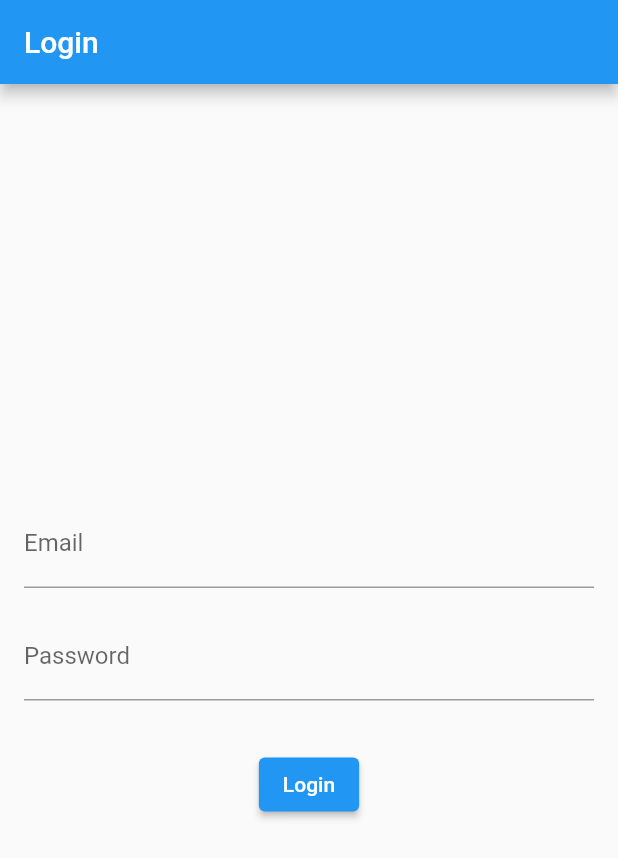
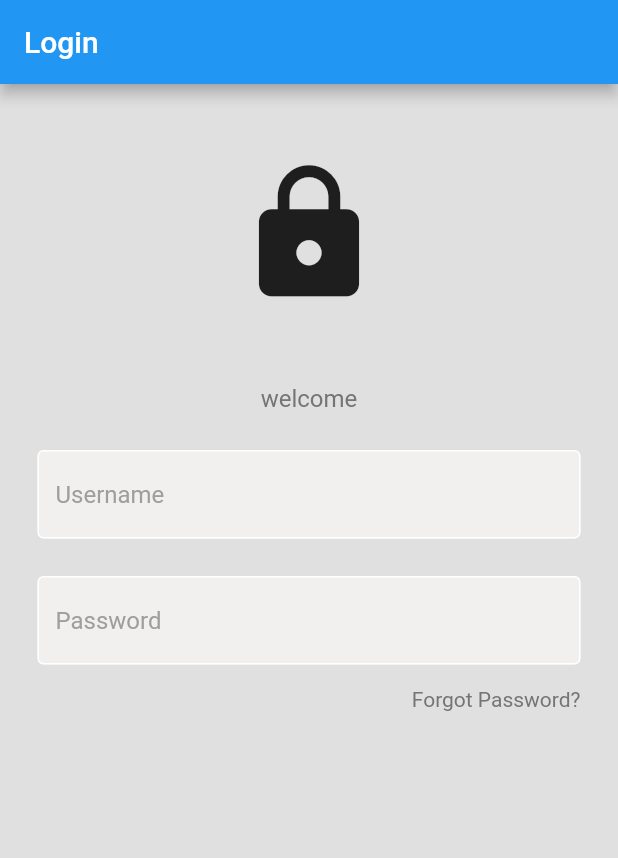
Before and after one commit to NicoLe-01/diamond_prediction_flutter, a Flutter app: the screen it shows after launch, after a tap on the "logout" icon, on a phone screen of 412 x 824 dp. Shown: the top 858 px of the screen. Run offline on Flutter 3.47's test engine with Material 2 defaults, Android fonts, the phone set to English and light mode, and no system bars; missing offline and left inert: tflite_flutter.

Commit message:
add: component to text fields and build a login page

```diff
--- /dev/null
+++ b/lib/components/text_field.dart
@@ -0,0 +1,34 @@
+import 'package:flutter/material.dart';
+
+class MyTextField extends StatelessWidget {
+  final controller;
+  final String hintText;
+  final bool obscureText;
+
+  const MyTextField({
+    Key? key,
+    required this.controller,
+    required this.hintText,
+    required this.obscureText,
+  }) : super(key: key);
+
+  @override
+  Widget build(BuildContext context) {
+    return Padding(
+      padding: EdgeInsets.symmetric(horizontal: 25.0),
+      child: TextField(
+        obscureText: obscureText,
+        controller: controller,
+        decoration: InputDecoration(
+            enabledBorder:
+                OutlineInputBorder(borderSide: BorderSide(color: Colors.white)),
+            focusedBorder:
+                OutlineInputBorder(borderSide: BorderSide(color: Colors.grey)),
+            fillColor: Color.fromARGB(255, 242, 239, 239),
+            filled: true,
+            hintText: hintText,
+            hintStyle: TextStyle(color: Colors.grey[500])),
+      ),
+    );
+  }
+}
--- a/lib/login_page.dart
+++ b/lib/login_page.dart
@@ -1,37 +1,70 @@
 import 'package:flutter/material.dart';
+import 'package:testing_app/components/text_field.dart';
 
 class LoginPage extends StatelessWidget {
+  LoginPage({Key? key}) : super(key: key);
+
+  final usernameController = TextEditingController();
+  final passwordController = TextEditingController();
+
   @override
   Widget build(BuildContext context) {
     return Scaffold(
       appBar: AppBar(
         title: Text('Login'),
       ),
-      body: Padding(
-        padding: const EdgeInsets.all(16.0),
-        child: Column(
-          mainAxisAlignment: MainAxisAlignment.center,
-          children: <Widget>[
-            TextField(
-              decoration: InputDecoration(
-                labelText: 'Email',
+      backgroundColor: Colors.grey[300],
+      body: SafeArea(
+        child: Center(
+          child: Column(
+            children: [
+              SizedBox(height: 50),
+              Icon(
+                Icons.lock,
+                size: 100,
               ),
-            ),
-            SizedBox(height: 16.0),
-            TextField(
-              obscureText: true,
-              decoration: InputDecoration(
-                labelText: 'Password',
+              SizedBox(height: 50),
+              Text(
+                "welcome",
+                style: TextStyle(color: Colors.grey[600], fontSize: 16),
               ),
-            ),
-            SizedBox(height: 32.0),
-            ElevatedButton(
-              onPressed: () {
-                // Handle login logic here
-              },
-              child: Text('Login'),
-            ),
-          ],
+              SizedBox(
+                height: 25,
+              ),
+              MyTextField(
+                controller: usernameController,
+                hintText: "Username",
+                obscureText: false,
+              ),
+              SizedBox(
+                height: 25,
+              ),
+              MyTextField(
+                controller: passwordController,
+                hintText: "Password",
+                obscureText: true,
+              ),
+              SizedBox(
+                height: 15,
+              ),
+              Padding(
+                padding: const EdgeInsets.symmetric(horizontal: 25.0),
+                child: Row(
+                  mainAxisAlignment: MainAxisAlignment.end,
+                  children: [
+                    Text(
+                      'Forgot Password?',
+                      style: TextStyle(color: Colors.grey[600]),
+                    ),
+                  ],
+                ),
+              ),
+              SizedBox(
+                height: 25,
+              ),
+
+            ],
+          ),
         ),
       ),
     );
```
